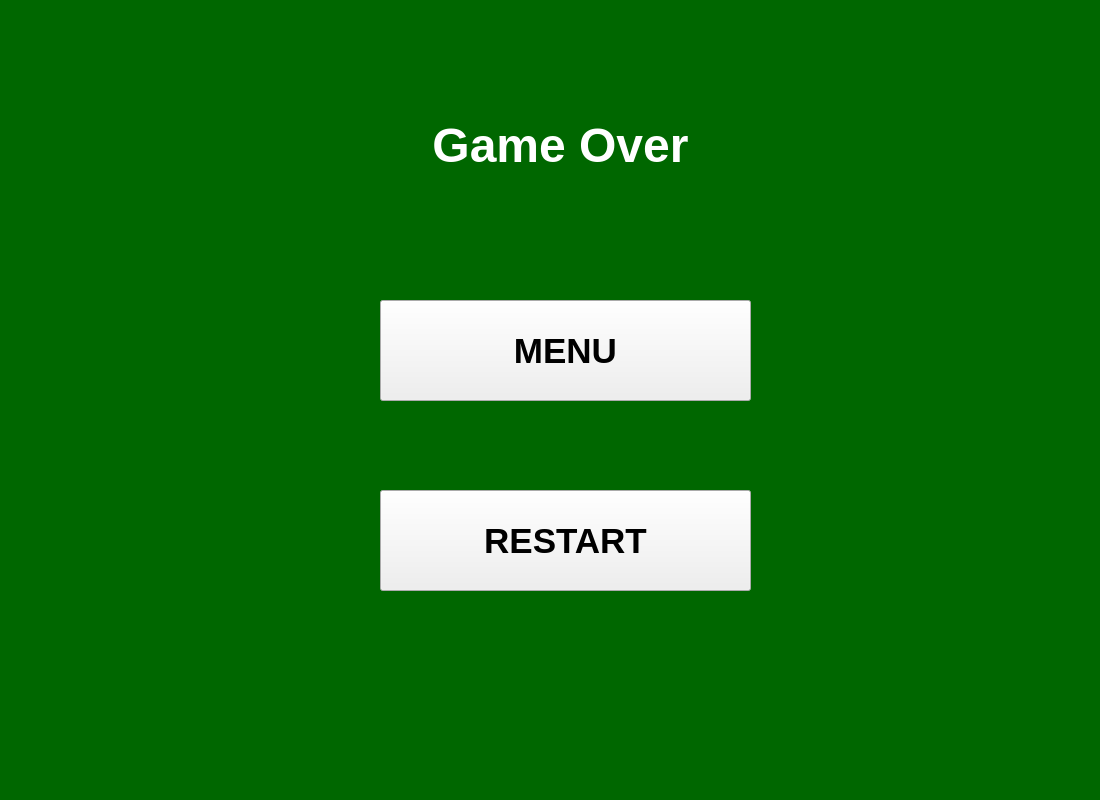
kirshan-tx/blackjack, file view.ui: the form before one commit.
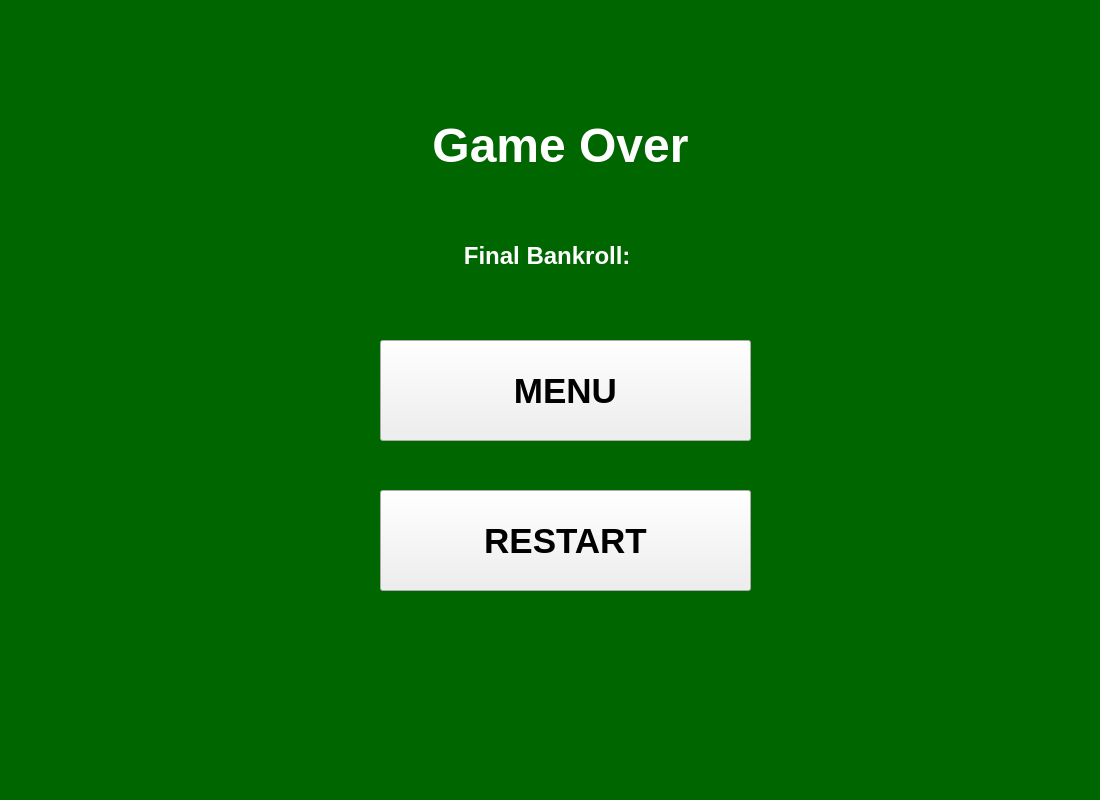
The form after the commit. The open tabs and pages were chosen to show the change. Icons and pictures are not drawn.

Commit message: connect exit button

Patch:
```diff
--- a/view.ui
+++ b/view.ui
@@ -1261,7 +1261,7 @@
       <property name="geometry">
        <rect>
         <x>370</x>
-        <y>320</y>
+        <y>360</y>
         <width>371</width>
         <height>101</height>
        </rect>
@@ -1305,6 +1305,34 @@
        <string>RESTART</string>
       </property>
      </widget>
+     <widget class="QLabel" name="label_final_bankroll">
+      <property name="geometry">
+       <rect>
+        <x>230</x>
+        <y>230</y>
+        <width>621</width>
+        <height>91</height>
+       </rect>
+      </property>
+      <property name="font">
+       <font>
+        <family>Arial</family>
+        <pointsize>18</pointsize>
+        <weight>75</weight>
+        <bold>true</bold>
+       </font>
+      </property>
+      <property name="styleSheet">
+       <string notr="true">color: white
+</string>
+      </property>
+      <property name="text">
+       <string>Final Bankroll: </string>
+      </property>
+      <property name="alignment">
+       <set>Qt::AlignCenter</set>
+      </property>
+     </widget>
     </widget>
    </widget>
   </widget>
```
The commit also changes 2 other files.
